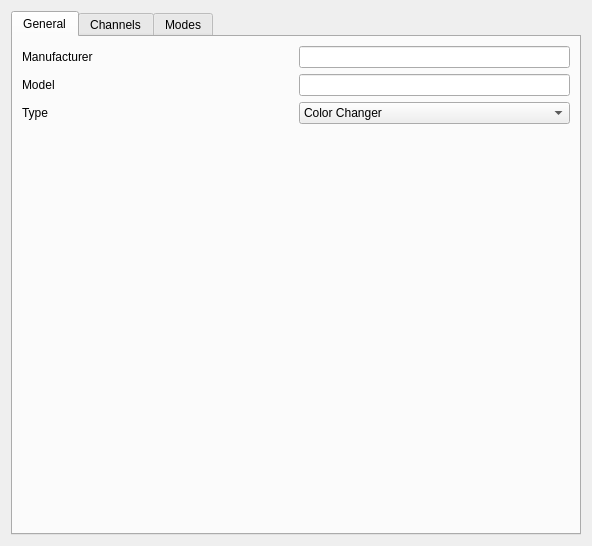
The window that trunk/fixtureeditor/fixtureeditor.ui (Bondzio/qlc) describes before a commit, drawn with Qt 5.
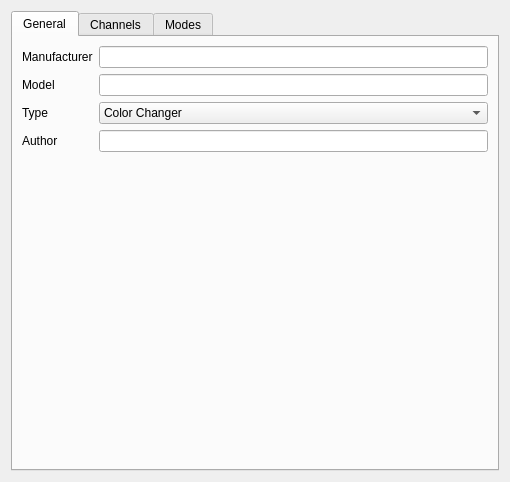
The same window after the commit. Icons and pictures are not drawn.

Commit message: Added QLCFixtureDef::author() and took it into use in fixture editor.

Patch:
```diff
--- a/trunk/fixtureeditor/fixtureeditor.ui
+++ b/trunk/fixtureeditor/fixtureeditor.ui
@@ -6,14 +6,14 @@
    <rect>
     <x>0</x>
     <y>0</y>
-    <width>592</width>
-    <height>546</height>
+    <width>510</width>
+    <height>482</height>
    </rect>
   </property>
   <property name="windowTitle">
    <string>Fixture</string>
   </property>
-  <layout class="QVBoxLayout">
+  <layout class="QVBoxLayout" name="verticalLayout">
    <item>
     <widget class="QTabWidget" name="m_tab">
      <property name="currentIndex">
@@ -23,10 +23,8 @@
       <attribute name="title">
        <string>General</string>
       </attribute>
-      <layout class="QVBoxLayout">
-       <item>
-        <layout class="QHBoxLayout">
-         <item>
+      <layout class="QGridLayout" name="gridLayout">
+       <item row="0" column="0">
           <widget class="QLabel" name="m_manufacturerLabel">
            <property name="sizePolicy">
             <sizepolicy hsizetype="Preferred" vsizetype="Preferred">
@@ -39,7 +37,7 @@
            </property>
           </widget>
          </item>
-         <item>
+       <item row="0" column="1">
           <widget class="QLineEdit" name="m_manufacturerEdit">
            <property name="sizePolicy">
             <sizepolicy hsizetype="Preferred" vsizetype="Fixed">
@@ -52,18 +50,14 @@
            </property>
           </widget>
          </item>
-        </layout>
-       </item>
-       <item>
-        <layout class="QHBoxLayout">
-         <item>
+       <item row="1" column="0">
           <widget class="QLabel" name="m_modelLabel">
            <property name="text">
             <string>Model</string>
            </property>
           </widget>
          </item>
-         <item>
+       <item row="1" column="1">
           <widget class="QLineEdit" name="m_modelEdit">
            <property name="sizePolicy">
             <sizepolicy hsizetype="Preferred" vsizetype="Fixed">
@@ -76,18 +70,14 @@
            </property>
           </widget>
          </item>
-        </layout>
-       </item>
-       <item>
-        <layout class="QHBoxLayout">
-         <item>
+       <item row="2" column="0">
           <widget class="QLabel" name="m_typeLabel">
            <property name="text">
             <string>Type</string>
            </property>
           </widget>
          </item>
-         <item>
+       <item row="2" column="1">
           <widget class="QComboBox" name="m_typeCombo">
            <property name="sizePolicy">
             <sizepolicy hsizetype="Preferred" vsizetype="Fixed">
@@ -160,9 +150,21 @@
            </item>
           </widget>
          </item>
-        </layout>
+       <item row="3" column="0">
+        <widget class="QLabel" name="m_authorLabel">
+         <property name="text">
+          <string>Author</string>
+         </property>
+        </widget>
        </item>
-       <item>
+       <item row="3" column="1">
+        <widget class="QLineEdit" name="m_authorEdit">
+         <property name="toolTip">
+          <string>The author name of this fixture definition</string>
+         </property>
+        </widget>
+       </item>
+       <item row="4" column="1">
         <spacer>
          <property name="orientation">
           <enum>Qt::Vertical</enum>
```
Lines whose indentation alone changed are shown as unchanged. The commit also changes 5 other files.
